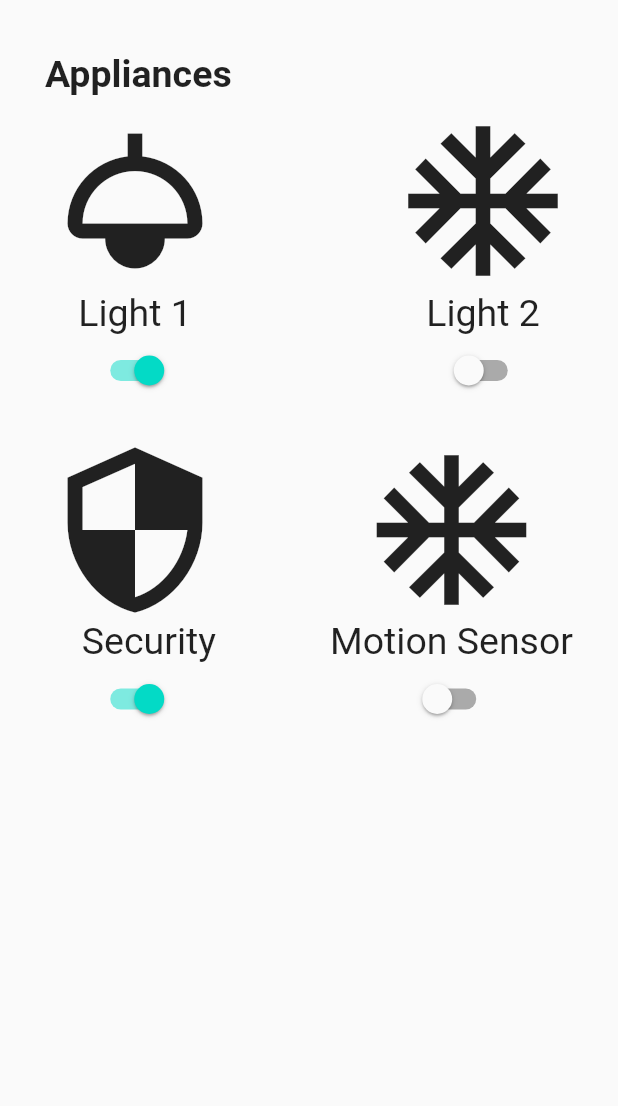
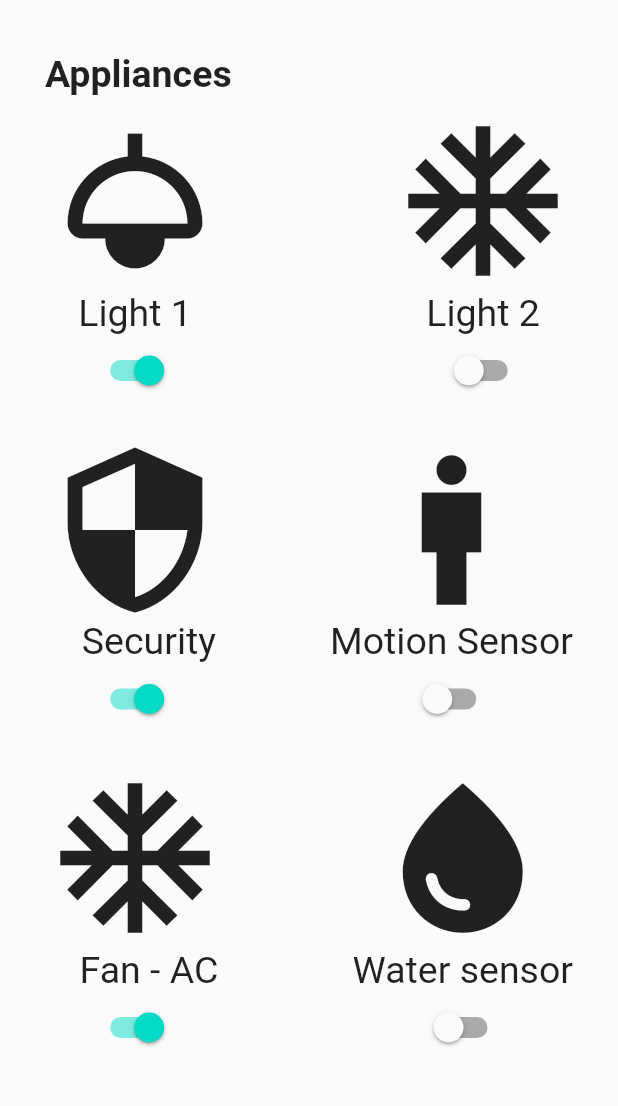
Before and after one commit to AbYT101/untitled, a Flutter app: the ControlPage screen opened directly, on a phone screen of 412 x 824 dp, the part 90-1196 px from its top. Run offline on Flutter 3.47's test engine with Material 2 defaults, Android fonts, the phone set to English and light mode, and no system bars; our stand-ins replace dotted_border, fluttertoast, image_picker, shared_preferences, socket_io_client; missing offline and left inert: socket_io; accounts and stored records are empty; network calls fail; Roboto replaces fonts that are missing (Nato Sans).

Commit message:
latest 2

```diff
--- a/lib/data/constants.dart
+++ b/lib/data/constants.dart
@@ -1,3 +1,3 @@
-const String ipAddress = 'http://192.168.25.16:4000/login';
-const String serverIpAddress ='http://192.168.109.16:3000';
-const String commandipAddress = 'http://192.168.109.16:3000/command';
+const String ipAddress = 'http://192.168.43.177:4000/login';
+const String serverIpAddress ='http://192.168.43.177:3000';
+const String commandipAddress = 'http://192.168.43.177:3000/command';
--- a/lib/main.dart
+++ b/lib/main.dart
@@ -70,7 +70,7 @@ class MyApp extends StatelessWidget {
         ),
       ),
       // routes: routes,
-      home: const HomePage(),
+      home: const LogIn(),
     );
   }
 }
--- a/lib/ui/control_page.dart
+++ b/lib/ui/control_page.dart
@@ -38,7 +38,7 @@ class _ControlPageState extends State<ControlPage> {
             .build());
     socket.connect();
     socket.on('data fetched', (msg) => {
-      print(msg),
+      // print(msg),
       setActuatorData(msg)
     });
 
@@ -51,7 +51,7 @@ class _ControlPageState extends State<ControlPage> {
   }
   void setActuatorData(json){
     FetchedData data =  FetchedData.fromJson(jsonDecode(json));
-    print(data.temperature);
+    // print(data.temperature);
     if (this.mounted) {
       setState(() {
 
@@ -133,10 +133,10 @@ class _ControlPageState extends State<ControlPage> {
                Text('Light 1', style: TextStyle(fontSize: 25, fontWeight: FontWeight.normal),),
                  Switch(value: lightStatus,
                    onChanged: (bool newValue) async{
+                     print('light state changed');
                     String respose = await switchActuators('Light 1', 'true');
                      setState(() {
                        lightStatus = newValue;
-                       print('light state changed');
                      });
                    }, ),
              ],
@@ -180,7 +180,7 @@ class _ControlPageState extends State<ControlPage> {
             Container(
               child: Column(
                 children: [
-                  Icon(Icons.ac_unit_sharp, size: 120),
+                  Icon(Icons.man_sharp, size: 120),
                   Text('Motion Sensor', style: TextStyle(fontSize: 25, fontWeight: FontWeight.normal),),
                   Switch(value: acStatus,
                     onChanged: (bool newValue){
@@ -191,7 +191,41 @@ class _ControlPageState extends State<ControlPage> {
                     }, ),
                 ],
               ),
-            )
+            ),
+          ]),
+          SizedBox(height: 22,),
+          Row( children: [
+            Container(
+              child: Column(
+                children: [
+                  Icon(Icons.ac_unit, size: 120),
+                  Text('   Fan - AC', style: TextStyle(fontSize: 25, fontWeight: FontWeight.normal),),
+                  Switch(value: lightStatus,
+                    onChanged: (bool newValue){
+                      setState(() {
+                        lightStatus = newValue;
+                        print('Motion Sensor state changed');
+                      });
+                    }, ),
+                ],
+              ),
+            ),
+            Spacer(),
+            Container(
+              child: Column(
+                children: [
+                  Icon(Icons.water_drop, size: 120),
+                  Text('Water sensor', style: TextStyle(fontSize: 25, fontWeight: FontWeight.normal),),
+                  Switch(value: acStatus,
+                    onChanged: (bool newValue){
+                      setState(() {
+                        acStatus = newValue;
+                        print('Motion Sensor state changed');
+                      });
+                    }, ),
+                ],
+              ),
+            ),
           ])
         ],)
       )
@@ -208,6 +242,7 @@ class _ControlPageState extends State<ControlPage> {
           'status': status,
         }),
       );
+      print(response.body);
       if (response.statusCode == 200) {
         // If the server did return a 201 CREATED response,
         // then parse the JSON.
```
Also changed, not shown: lib/ui/monitor_page.dart (+1 -6 lines).
